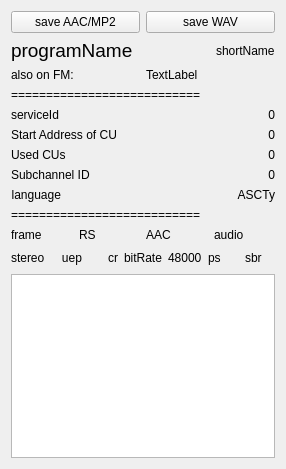
Qt form sources/main/forms-v7/technical_data.ui (JvanKatwijk/qt-dab) before a commit.
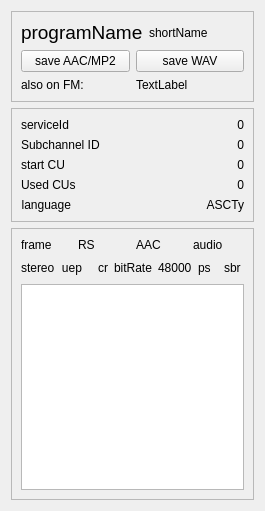
The same form after that commit. Custom widgets are drawn as their Qt base class.

What changed in the file:
```diff
--- a/sources/main/forms-v7/technical_data.ui
+++ b/sources/main/forms-v7/technical_data.ui
@@ -6,41 +6,26 @@
    <rect>
     <x>0</x>
     <y>0</y>
-    <width>286</width>
-    <height>469</height>
+    <width>265</width>
+    <height>511</height>
    </rect>
   </property>
   <property name="windowTitle">
    <string>Technical Details</string>
   </property>
+  <layout class="QVBoxLayout" name="verticalLayout_4">
+   <item>
+    <widget class="QFrame" name="frame">
+     <property name="frameShape">
+      <enum>QFrame::Shape::StyledPanel</enum>
+     </property>
+     <property name="frameShadow">
+      <enum>QFrame::Shadow::Raised</enum>
+     </property>
   <layout class="QVBoxLayout" name="verticalLayout_2">
-   <item>
-    <layout class="QHBoxLayout" name="horizontalLayout_6">
-     <item>
-      <widget class="smallPushButton" name="framedumpButton">
-       <property name="toolTip">
-        <string>&lt;html&gt;&lt;head/&gt;&lt;body&gt;&lt;p&gt;DAB+ audio services are encoded in an AAC format. &lt;/p&gt;&lt;p&gt;Touching this button will show a menu to store the AAC frames into a file.&lt;/p&gt;&lt;p&gt;As usual, touching the button again will close the output file. Programs like vlc can handle such files.&lt;/p&gt;&lt;/body&gt;&lt;/html&gt;</string>
-       </property>
-       <property name="text">
-        <string>save AAC/MP2</string>
-       </property>
-      </widget>
-     </item>
-     <item>
-      <widget class="smallPushButton" name="audiodumpButton">
-       <property name="toolTip">
-        <string>&lt;html&gt;&lt;head/&gt;&lt;body&gt;&lt;p&gt;The audio output can be saved as a file in uncompressed PCM format. &lt;/p&gt;&lt;p&gt;Touching this button will show a menu to save the PCM data into a file.&lt;/p&gt;&lt;p&gt;The output is a regular &amp;quot;.wav&amp;quot; file which can be handled by many other audio programs.&lt;/p&gt;&lt;/body&gt;&lt;/html&gt;</string>
-       </property>
-       <property name="text">
-        <string>save WAV</string>
-       </property>
-      </widget>
-     </item>
-    </layout>
-   </item>
    <item>
     <layout class="QHBoxLayout" name="horizontalLayout_4">
-     <item alignment="Qt::AlignmentFlag::AlignLeft">
+        <item>
       <widget class="QLabel" name="programName">
        <property name="font">
         <font>
@@ -55,7 +40,7 @@
        </property>
       </widget>
      </item>
-     <item alignment="Qt::AlignmentFlag::AlignRight">
+        <item>
       <widget class="QLabel" name="shortnameLabel">
        <property name="text">
         <string>shortName</string>
@@ -64,6 +49,30 @@
      </item>
     </layout>
    </item>
+      <item>
+       <layout class="QHBoxLayout" name="horizontalLayout_6">
+        <item>
+         <widget class="smallPushButton" name="framedumpButton">
+          <property name="toolTip">
+           <string>&lt;html&gt;&lt;head/&gt;&lt;body&gt;&lt;p&gt;DAB+ audio services are encoded in an AAC format. &lt;/p&gt;&lt;p&gt;Touching this button will show a menu to store the AAC frames into a file.&lt;/p&gt;&lt;p&gt;As usual, touching the button again will close the output file. Programs like vlc can handle such files.&lt;/p&gt;&lt;/body&gt;&lt;/html&gt;</string>
+          </property>
+          <property name="text">
+           <string>save AAC/MP2</string>
+          </property>
+         </widget>
+        </item>
+        <item>
+         <widget class="smallPushButton" name="audiodumpButton">
+          <property name="toolTip">
+           <string>&lt;html&gt;&lt;head/&gt;&lt;body&gt;&lt;p&gt;The audio output can be saved as a file in uncompressed PCM format. &lt;/p&gt;&lt;p&gt;Touching this button will show a menu to save the PCM data into a file.&lt;/p&gt;&lt;p&gt;The output is a regular &amp;quot;.wav&amp;quot; file which can be handled by many other audio programs.&lt;/p&gt;&lt;/body&gt;&lt;/html&gt;</string>
+          </property>
+          <property name="text">
+           <string>save WAV</string>
+          </property>
+         </widget>
+        </item>
+       </layout>
+      </item>
    <item>
     <layout class="QHBoxLayout" name="horizontalLayout_2">
      <item>
@@ -85,15 +94,20 @@
      </item>
     </layout>
    </item>
-   <item>
-    <widget class="QLabel" name="label_5">
-     <property name="text">
-      <string>===========================</string>
-     </property>
+     </layout>
     </widget>
    </item>
    <item>
-    <layout class="QFormLayout" name="formLayout_2">
+    <widget class="QFrame" name="frame_2">
+     <property name="frameShape">
+      <enum>QFrame::Shape::StyledPanel</enum>
+     </property>
+     <property name="frameShadow">
+      <enum>QFrame::Shadow::Raised</enum>
+     </property>
+     <layout class="QVBoxLayout" name="verticalLayout_3">
+      <item>
+       <layout class="QFormLayout" name="formLayout">
      <item row="0" column="0">
       <widget class="QLabel" name="label_3">
        <property name="toolTip">
@@ -115,16 +129,33 @@
       </widget>
      </item>
      <item row="1" column="0">
+         <widget class="QLabel" name="label_6">
+          <property name="text">
+           <string>Subchannel ID</string>
+          </property>
+         </widget>
+        </item>
+        <item row="1" column="1">
+         <widget class="QLabel" name="subChIdDisplay">
+          <property name="text">
+           <string>0</string>
+          </property>
+          <property name="alignment">
+           <set>Qt::AlignmentFlag::AlignRight|Qt::AlignmentFlag::AlignTrailing|Qt::AlignmentFlag::AlignVCenter</set>
+          </property>
+         </widget>
+        </item>
+        <item row="2" column="0">
       <widget class="QLabel" name="label">
        <property name="toolTip">
         <string>&lt;html&gt;&lt;head/&gt;&lt;body&gt;&lt;p&gt;The data in the body of the DAB frame is organized in usits of 64 bytes. The start address indicates the start address in the appropriate buffer in units.&lt;/p&gt;&lt;/body&gt;&lt;/html&gt;</string>
        </property>
        <property name="text">
-        <string>Start Address of CU</string>
+           <string>start CU</string>
        </property>
       </widget>
      </item>
-     <item row="1" column="1">
+        <item row="2" column="1">
       <widget class="QLabel" name="startAddressDisplay">
        <property name="text">
         <string>0</string>
@@ -134,7 +165,7 @@
        </property>
       </widget>
      </item>
-     <item row="2" column="0">
+        <item row="3" column="0">
       <widget class="QLabel" name="label_2">
        <property name="toolTip">
         <string>&lt;html&gt;&lt;head/&gt;&lt;body&gt;&lt;p&gt;The number of 64 byte units used by this service&lt;/p&gt;&lt;/body&gt;&lt;/html&gt;</string>
@@ -144,25 +175,8 @@
        </property>
       </widget>
      </item>
-     <item row="2" column="1">
-      <widget class="QLabel" name="lengthDisplay">
-       <property name="text">
-        <string>0</string>
-       </property>
-       <property name="alignment">
-        <set>Qt::AlignmentFlag::AlignRight|Qt::AlignmentFlag::AlignTrailing|Qt::AlignmentFlag::AlignVCenter</set>
-       </property>
-      </widget>
-     </item>
-     <item row="3" column="0">
-      <widget class="QLabel" name="label_6">
-       <property name="text">
-        <string>Subchannel ID</string>
-       </property>
-      </widget>
-     </item>
      <item row="3" column="1">
-      <widget class="QLabel" name="subChIdDisplay">
+         <widget class="QLabel" name="lengthDisplay">
        <property name="text">
         <string>0</string>
        </property>
@@ -209,14 +223,17 @@
      </item>
     </layout>
    </item>
-   <item>
-    <widget class="QLabel" name="label_4">
-     <property name="text">
-      <string>===========================</string>
-     </property>
+     </layout>
     </widget>
    </item>
    <item>
+    <widget class="QFrame" name="frame_3">
+     <property name="frameShape">
+      <enum>QFrame::Shape::StyledPanel</enum>
+     </property>
+     <property name="frameShadow">
+      <enum>QFrame::Shadow::Raised</enum>
+     </property>
     <layout class="QVBoxLayout" name="verticalLayout">
      <item>
       <layout class="QHBoxLayout" name="horizontalLayout_3">
@@ -355,6 +372,7 @@
       <widget class="clickableChart" name="audioScope"/>
      </item>
     </layout>
+    </widget>
    </item>
   </layout>
  </widget>
```
Lines whose indentation alone changed are shown as unchanged.
